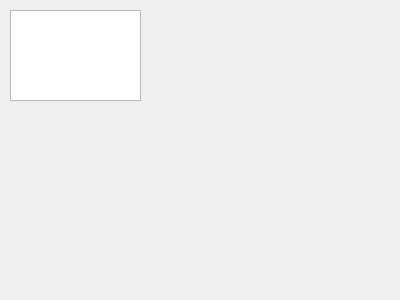
Before: the Qt Designer form Widgets/dashboardpluginbase.ui in Bajena/QtDashboard, drawn with Qt 5.
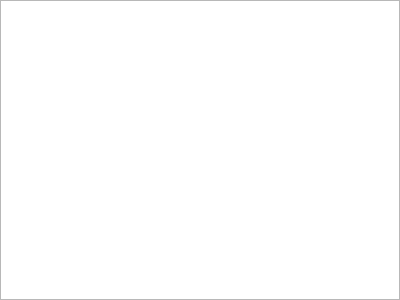
After: the same form once the commit is applied.

Commit message: Fix layouts, add widget placeholders

Diff of the .ui file:
```diff
--- a/Widgets/dashboardpluginbase.ui
+++ b/Widgets/dashboardpluginbase.ui
@@ -13,16 +13,30 @@
   <property name="windowTitle">
    <string>Form</string>
   </property>
-  <widget class="QGraphicsView" name="graphicsView">
-   <property name="geometry">
-    <rect>
-     <x>10</x>
-     <y>10</y>
-     <width>131</width>
-     <height>91</height>
-    </rect>
+  <layout class="QVBoxLayout" name="verticalLayout_2">
+   <property name="leftMargin">
+    <number>0</number>
    </property>
-  </widget>
+   <property name="topMargin">
+    <number>0</number>
+   </property>
+   <property name="rightMargin">
+    <number>0</number>
+   </property>
+   <property name="bottomMargin">
+    <number>0</number>
+   </property>
+   <item>
+    <widget class="QGraphicsView" name="graphicsView">
+     <property name="sizePolicy">
+      <sizepolicy hsizetype="Preferred" vsizetype="Preferred">
+       <horstretch>0</horstretch>
+       <verstretch>0</verstretch>
+      </sizepolicy>
+     </property>
+    </widget>
+   </item>
+  </layout>
  </widget>
  <resources/>
  <connections/>
```
The commit also changes 7 other files.
